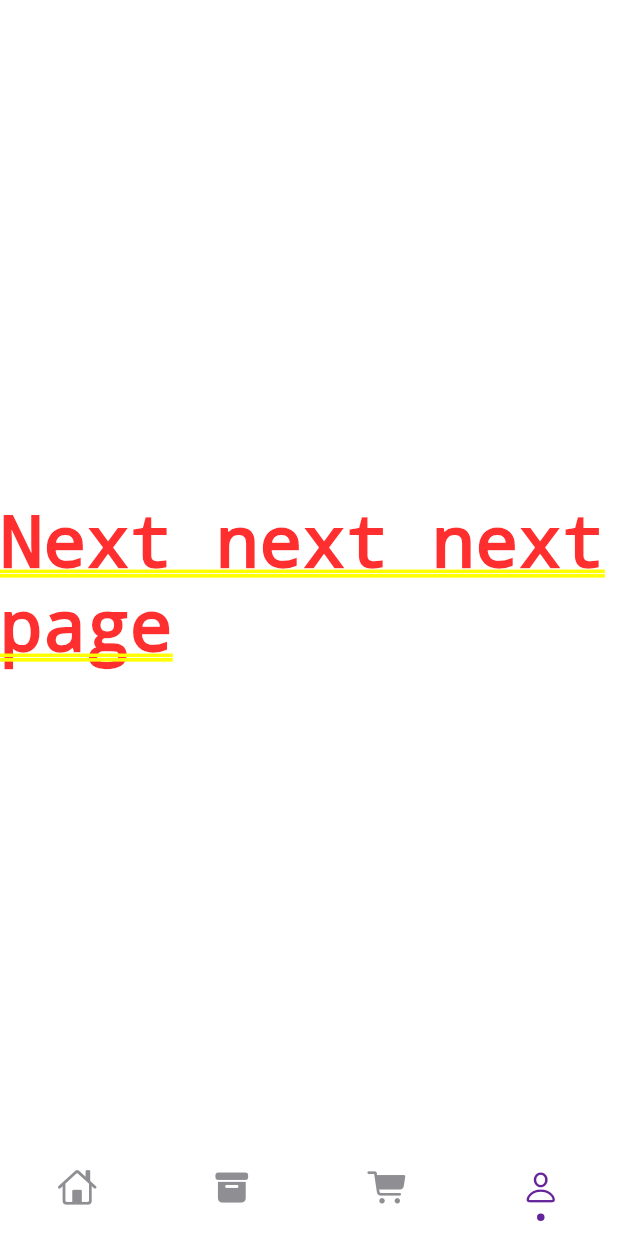
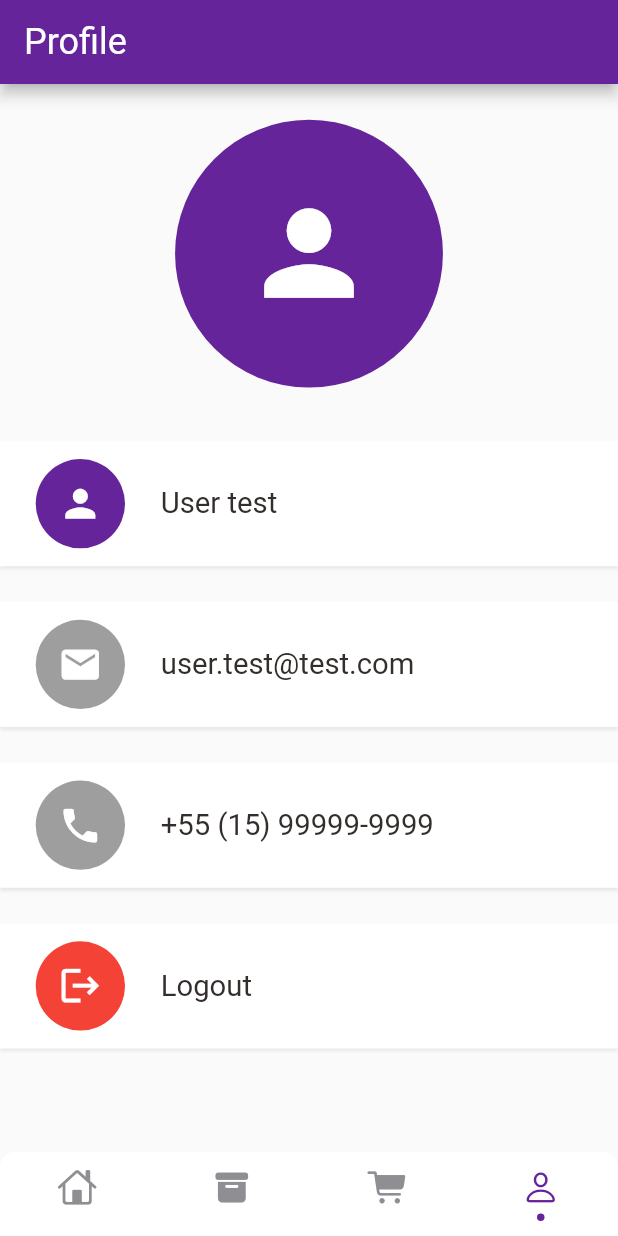
Before and after one commit to thisanches07/NFTMarketplace, a Flutter app: the screen it shows after launch, item 4 of the bottom bar chosen, on a phone screen of 412 x 824 dp. Run offline on Flutter 3.47's test engine with Material 2 defaults, Android fonts, the phone set to English and light mode, and no system bars; drawn by our look-alikes of persistent_bottom_nav_bar; our stand-ins replace dots_indicator, get, shared_preferences; network calls fail.

Commit message:
add account screen

```diff
--- /dev/null
+++ b/lib/pages/account/account_page.dart
@@ -0,0 +1,95 @@
+import 'package:flutter/cupertino.dart';
+import 'package:flutter/material.dart';
+import 'package:nftmarketplace/utils/colors.dart';
+import 'package:nftmarketplace/utils/dimensions.dart';
+import 'package:nftmarketplace/widgets/account_widget.dart';
+import 'package:nftmarketplace/widgets/app_icon.dart';
+import 'package:nftmarketplace/widgets/big_text.dart';
+
+class AccountPage extends StatelessWidget {
+  const AccountPage({Key? key}) : super(key: key);
+
+  @override
+  Widget build(BuildContext context) {
+    return Scaffold(
+      appBar: AppBar(
+        backgroundColor: AppColors.mainColor,
+        title: BigText(
+          text: "Profile", size: 24, color: Colors.white,
+        ),
+      ),
+      body: Container(
+        width: double.maxFinite,
+        margin: EdgeInsets.only(top: Dimensions.height20),
+        child: Column(
+          children: [
+            AppIcon(
+              icon: Icons.person,
+              backgroundColor: AppColors.mainColor,
+              iconSize: Dimensions.height45 + Dimensions.height30,
+              iconColor: Colors.white,
+              size: Dimensions.height15 * 10,
+            ),
+            SizedBox(height: Dimensions.height30),
+            Expanded(
+              child: SingleChildScrollView(
+                child: Column(
+                  children: [
+                    // User
+                    AccountWidget(
+                      appIcon: AppIcon(
+                        icon: Icons.person,
+                        backgroundColor: AppColors.mainColor,
+                        iconSize: Dimensions.height10*5/2,
+                        iconColor: Colors.white,
+                        size: Dimensions.height10 * 5,
+                      ),
+                      bigText: BigText(text: "User test", )
+                    ),
+                    SizedBox(height: Dimensions.height20),
+                    // Email
+                    AccountWidget(
+                      appIcon: AppIcon(
+                        icon: Icons.email,
+                        backgroundColor: Colors.grey,
+                        iconSize: Dimensions.height10*5/2,
+                        iconColor: Colors.white,
+                        size: Dimensions.height10 * 5,
+                      ),
+                      bigText: BigText(text: "user.test@test.com", )
+                    ),
+                    SizedBox(height: Dimensions.height20),
+                    // Phone
+                    AccountWidget(
+                      appIcon: AppIcon(
+                        icon: Icons.phone,
+                        backgroundColor: Colors.grey,
+                        iconSize: Dimensions.height10*5/2,
+                        iconColor: Colors.white,
+                        size: Dimensions.height10 * 5,
+                      ),
+                      bigText: BigText(text: "+55 (15) 99999-9999", )
+                    ),
+                    SizedBox(height: Dimensions.height20),
+                    // Logout
+                    AccountWidget(
+                      appIcon: AppIcon(
+                        icon: Icons.logout,
+                        backgroundColor: Colors.red,
+                        iconSize: Dimensions.height10*5/2,
+                        iconColor: Colors.white,
+                        size: Dimensions.height10 * 5,
+                      ),
+                      bigText: BigText(text: "Logout", )
+                    ),
+                    SizedBox(height: Dimensions.height20),
+                  ],
+                ),
+              ),
+            ),
+          ],
+        ),
+      ),
+    );
+  }
+}
--- a/lib/pages/cart/cart_history.dart
+++ b/lib/pages/cart/cart_history.dart
@@ -57,6 +57,9 @@ class CartHistory extends StatelessWidget {
               BigText(
                 text: "Orders",
                 color: Colors.white,
+              ),
+              SizedBox(
+                width: Dimensions.width20 * 5,
               ),
               AppIcon(
                 icon: Icons.shopping_cart,
--- a/lib/pages/cart/cart_page.dart
+++ b/lib/pages/cart/cart_page.dart
@@ -28,18 +28,23 @@ class CartPage extends StatelessWidget {
                 child: Row(
                   mainAxisAlignment: MainAxisAlignment.spaceBetween,
                   children: [
-                    AppIcon(
-                      icon: Icons.arrow_back_ios,
-                      iconColor: Colors.white,
-                      backgroundColor: AppColors.mainColor,
-                      iconSize: Dimensions.iconSize24,
+                    GestureDetector(
+                      onTap: () {
+                        Get.back();
+                      },
+                      child: AppIcon(
+                        icon: Icons.arrow_back_ios,
+                        iconColor: Colors.white,
+                        backgroundColor: AppColors.mainColor,
+                        iconSize: Dimensions.iconSize24,
+                      ),
                     ),
                     SizedBox(
                       width: Dimensions.width20 * 5,
                     ),
                     GestureDetector(
                       onTap: () {
-                        Get.toNamed(RouteHelper.getInitial());
+                        Get.back();
                       },
                       child: AppIcon(
                         icon: Icons.home_outlined,
--- a/lib/pages/home/home_page.dart
+++ b/lib/pages/home/home_page.dart
@@ -1,5 +1,6 @@
 import 'package:flutter/cupertino.dart';
 import 'package:flutter/material.dart';
+import 'package:nftmarketplace/pages/account/account_page.dart';
 import 'package:nftmarketplace/pages/cart/cart_history.dart';
 import 'package:nftmarketplace/pages/home/main_nft_page.dart';
 import 'package:nftmarketplace/utils/colors.dart';
@@ -21,7 +22,7 @@ class _HomePageState extends State<HomePage> {
     MainNFTPage(),
     Container(child: Center(child: Text("Next page"))),
     CartHistory(),
-    Container(child: Center(child: Text("Next next next page")))
+    AccountPage(),
   ];
 
   void onTapNav(int index){
@@ -37,12 +38,7 @@ class _HomePageState extends State<HomePage> {
   }
 
   List<Widget> _buildScreens() {
-    return [
-      MainNFTPage(),
-      Container(child: Center(child: Text("Next page"))),
-      CartHistory(),
-      Container(child: Center(child: Text("Next next next page"))),
-    ];
+    return [...pages];
   }
   List<PersistentBottomNavBarItem> _navBarsItems() {
     return [
--- a/lib/pages/nft/popular_nft_detail.dart
+++ b/lib/pages/nft/popular_nft_detail.dart
@@ -52,11 +52,11 @@ class PopularNftDetail extends StatelessWidget {
                       if(page == "cartpage"){
                         Get.toNamed(RouteHelper.getCartPage());
                       }else{
-                        Get.toNamed(RouteHelper.getInitial());
+                        Get.back();
                       }
                     },
                     child:
-                    AppIcon(icon: Icons.arrow_back_ios)
+                    AppIcon(icon: Icons.clear)
                 ),
                 GetBuilder<PopularNftController>(builder: (controller) {
                   return GestureDetector(
--- a/lib/pages/nft/recommended_nft_detail.dart
+++ b/lib/pages/nft/recommended_nft_detail.dart
@@ -38,7 +38,7 @@ class RecommendedNftDetail extends StatelessWidget {
                       if(page == "cartpage"){
                         Get.toNamed(RouteHelper.getCartPage());
                       }else{
-                        Get.toNamed(RouteHelper.getInitial());
+                        Get.back();
                       }
                     },
                     child: AppIcon(icon: Icons.clear),
@@ -192,7 +192,7 @@ class RecommendedNftDetail extends StatelessWidget {
                             left: Dimensions.width20,
                             right: Dimensions.width20),
                         child: BigText(
-                          text: "\$${nft.price!} X 0",
+                          text: "\$${nft.price!} X ${controller.inCartItems}",
                           color: Colors.white,
                         ),
                         decoration: BoxDecoration(
--- /dev/null
+++ b/lib/widgets/account_widget.dart
@@ -0,0 +1,41 @@
+import 'package:flutter/cupertino.dart';
+import 'package:flutter/material.dart';
+import 'package:nftmarketplace/utils/dimensions.dart';
+import 'package:nftmarketplace/widgets/app_icon.dart';
+import 'package:nftmarketplace/widgets/big_text.dart';
+
+class AccountWidget extends StatelessWidget {
+  AppIcon appIcon;
+  BigText bigText;
+
+
+  AccountWidget({Key? key, required this.appIcon, required this.bigText}) : super(key: key);
+
+  @override
+  Widget build(BuildContext context){
+    return Container(
+      padding: EdgeInsets.only(
+        left: Dimensions.width20,
+        top: Dimensions.width10,
+        bottom: Dimensions.width10
+      ),
+      child: Row(
+        children: [
+          appIcon,
+          SizedBox(width: Dimensions.width20),
+          bigText
+        ],
+      ),
+      decoration: BoxDecoration(
+        color: Colors.white,
+        boxShadow: [
+          BoxShadow(
+            blurRadius: 1,
+            offset: Offset(0, 2),
+            color: Colors.grey.withOpacity(0.2)
+          )
+        ]
+      ),
+    );
+  }
+}
```
